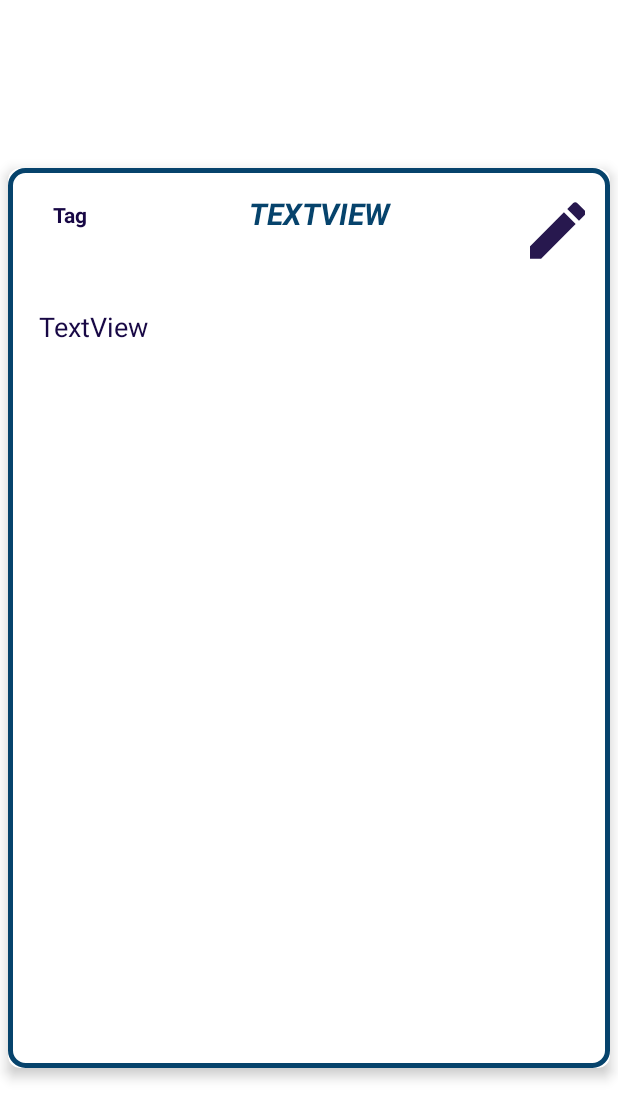
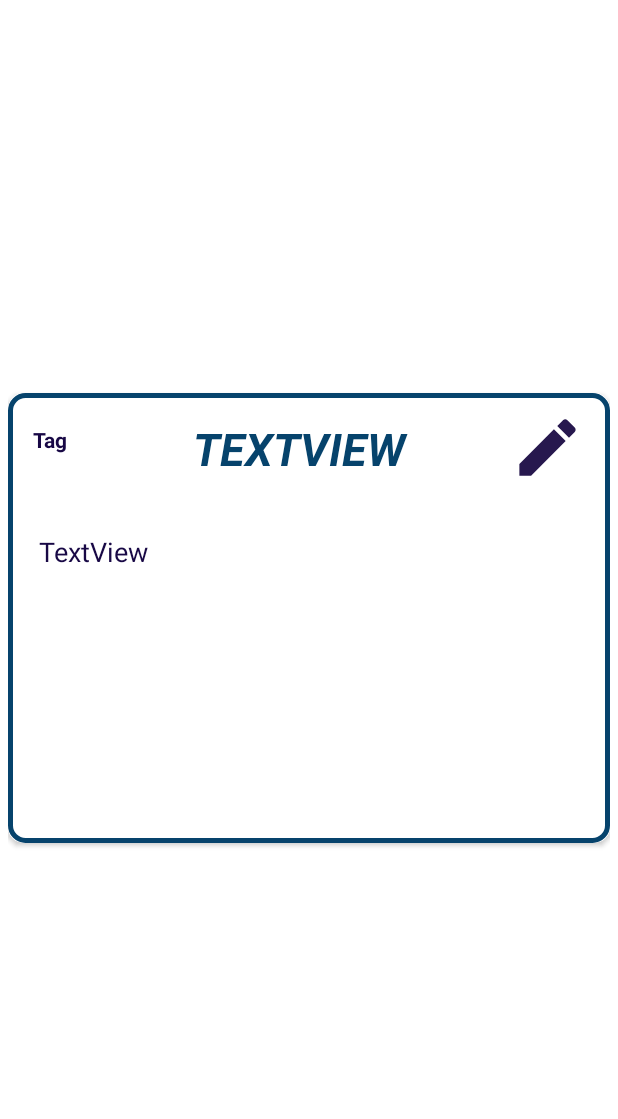
Before and after one commit to SudarshanDevkota/PeakProductive, an Android app: the layout card_view_model.xml on its own in the app's theme, with its tools: preview values and no code run, on a phone screen of 412 x 824 dp. Shown: the top 1119 px of the screen. Run offline under Robolectric (Android 15) with nearby library versions, the phone set to English and light mode, and no system bars; Roboto replaces fonts that are not available here.

```diff
--- a/app/src/main/java/com/example/peakproductive/fragments/TaskFragment.java
+++ b/app/src/main/java/com/example/peakproductive/fragments/TaskFragment.java
@@ -61,7 +61,7 @@ public class TaskFragment extends Fragment implements TaskModelAdaptor.CheckboxL
             taskList = (ArrayList<TaskModel>) taskModels;
             adapter = new TaskModelAdaptor(getActivity(), taskList,this);
             taskRecyclerView.setAdapter(adapter);
-            adapter.notifyItemInserted(taskModels.size() - 1);
+            adapter.notifyDataSetChanged();
         });
         return view;
     }
--- a/app/src/main/res/layout/card_view_model.xml
+++ b/app/src/main/res/layout/card_view_model.xml
@@ -1,24 +1,33 @@
 <?xml version="1.0" encoding="utf-8"?>
-<androidx.cardview.widget.CardView xmlns:android="http://schemas.android.com/apk/res/android"
+<LinearLayout xmlns:android="http://schemas.android.com/apk/res/android"
     xmlns:app="http://schemas.android.com/apk/res-auto"
     android:layout_width="match_parent"
-    android:layout_height="600dp"
+    android:layout_height="match_parent"
     android:layout_margin="5dp"
     app:cardCornerRadius="8dp"
-    app:cardElevation="5dp"
-    android:layout_gravity="center">
+    app:cardElevation="5dp">
+
+    <androidx.cardview.widget.CardView
+        android:layout_gravity="center"
+        android:layout_width="wrap_content"
+        android:layout_height="wrap_content"
+        android:elevation="10dp"
+        android:padding="10dp"
+        app:cardCornerRadius="10dp">
 
     <LinearLayout
         android:layout_width="match_parent"
-        android:background="@drawable/priority_drawable"
-        android:layout_height="match_parent"
+        android:layout_height="300dp"
+        android:layout_gravity="center"
         android:orientation="vertical"
-        android:padding="5dp">
+        android:padding="5dp"
+        android:background="@drawable/priority_drawable">
 
         <LinearLayout
             android:layout_width="match_parent"
             android:layout_height="wrap_content"
             android:layout_margin="6dp"
+            android:gravity="right"
             android:orientation="horizontal"
 
             >
@@ -29,11 +38,11 @@
                 android:layout_height="40dp"
                 android:layout_gravity="center_horizontal"
                 android:layout_margin="5dp"
+                android:gravity="center"
                 android:maxWidth="80dp"
                 android:text="Tag"
                 android:textColor="?android:textColorPrimary"
-                android:textStyle="bold"
-                android:gravity="center"/>
+                android:textStyle="bold" />
 
             <TextView
                 android:id="@+id/card_title"
@@ -45,15 +54,16 @@
                 android:textAlignment="center"
                 android:textAllCaps="true"
                 android:textColor="?attr/colorPrimary"
-                android:textSize="20sp"
+                android:textSize="30sp"
                 android:textStyle="bold|italic" />
 
             <ImageButton
-                android:layout_width="match_parent"
+                android:layout_width="50dp"
                 android:layout_height="50dp"
-                android:src="@drawable/ic_edit"
+                android:layout_gravity="right"
+                android:layout_margin="5dp"
                 android:backgroundTint="@color/transparent"
-                android:layout_margin="5dp"/>
+                android:src="@drawable/ic_edit" />
 
         </LinearLayout>
 
@@ -63,10 +73,11 @@
             android:layout_height="0dp"
             android:layout_margin="5dp"
             android:layout_weight="1"
+            android:padding="10dp"
             android:text="TextView"
-            android:padding="10dp"
             android:textColor="?android:textColorPrimary"
             android:textSize="18sp" />
 
     </LinearLayout>
-</androidx.cardview.widget.CardView>
+    </androidx.cardview.widget.CardView>
+</LinearLayout>
```
Also changed, not shown: app/src/main/java/com/example/peakproductive/fragments/CardFragment.java (+15 -3 lines), app/src/main/res/layout/fragment_card.xml (+7 -24 lines).
